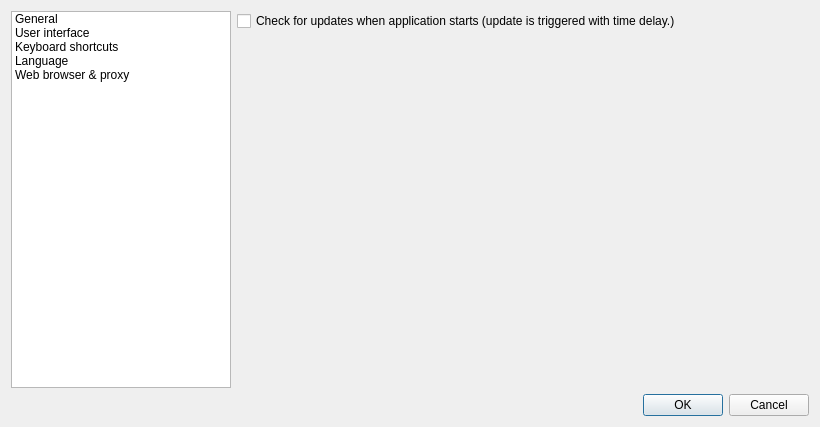
First picture: the form in src/gui/formsettings.ui, repository BuildmLearn/BuildmLearn-Toolkit, before the edit.
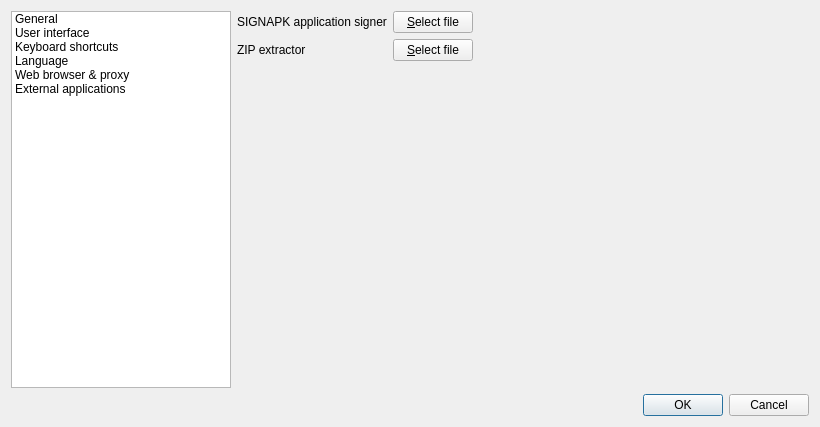
Second picture: the form after the edit. Custom widgets are drawn as their Qt base class.

Commit message: Work on external applications - signapk.

What changed in the file:
```diff
--- a/src/gui/formsettings.ui
+++ b/src/gui/formsettings.ui
@@ -68,12 +68,17 @@
        <string>Web browser &amp; proxy</string>
       </property>
      </item>
+     <item>
+      <property name="text">
+       <string>External applications</string>
+      </property>
+     </item>
     </widget>
    </item>
    <item row="0" column="1">
     <widget class="QStackedWidget" name="m_stackedSettings">
      <property name="currentIndex">
-      <number>0</number>
+      <number>5</number>
      </property>
      <widget class="QWidget" name="m_pageGeneral">
       <layout class="QFormLayout" name="formLayout_2">
@@ -617,6 +622,85 @@
        </item>
       </layout>
      </widget>
+     <widget class="QWidget" name="m_pageExternalApplications">
+      <layout class="QFormLayout" name="formLayout_3">
+       <property name="leftMargin">
+        <number>0</number>
+       </property>
+       <property name="topMargin">
+        <number>0</number>
+       </property>
+       <property name="rightMargin">
+        <number>0</number>
+       </property>
+       <property name="bottomMargin">
+        <number>0</number>
+       </property>
+       <item row="0" column="0">
+        <widget class="QLabel" name="label_7">
+         <property name="text">
+          <string>SIGNAPK application signer</string>
+         </property>
+        </widget>
+       </item>
+       <item row="0" column="1">
+        <layout class="QHBoxLayout" name="horizontalLayout_6">
+         <item>
+          <widget class="QPushButton" name="m_btnSelectSignapk">
+           <property name="text">
+            <string>&amp;Select file</string>
+           </property>
+          </widget>
+         </item>
+         <item>
+          <widget class="LabelWithStatus" name="m_lblFetchMetadata" native="true">
+           <property name="sizePolicy">
+            <sizepolicy hsizetype="Expanding" vsizetype="Preferred">
+             <horstretch>0</horstretch>
+             <verstretch>0</verstretch>
+            </sizepolicy>
+           </property>
+           <property name="layoutDirection">
+            <enum>Qt::RightToLeft</enum>
+           </property>
+           <zorder>m_btnSelectSignapk</zorder>
+          </widget>
+         </item>
+        </layout>
+       </item>
+       <item row="1" column="0">
+        <widget class="QLabel" name="label_8">
+         <property name="text">
+          <string>ZIP extractor</string>
+         </property>
+        </widget>
+       </item>
+       <item row="1" column="1">
+        <layout class="QHBoxLayout" name="horizontalLayout_9">
+         <item>
+          <widget class="QPushButton" name="m_btnSelectZip">
+           <property name="text">
+            <string>&amp;Select file</string>
+           </property>
+          </widget>
+         </item>
+         <item>
+          <widget class="LabelWithStatus" name="m_lblFetchMetadata_2" native="true">
+           <property name="sizePolicy">
+            <sizepolicy hsizetype="Expanding" vsizetype="Preferred">
+             <horstretch>0</horstretch>
+             <verstretch>0</verstretch>
+            </sizepolicy>
+           </property>
+           <property name="layoutDirection">
+            <enum>Qt::RightToLeft</enum>
+           </property>
+          </widget>
+         </item>
+        </layout>
+       </item>
+      </layout>
+     </widget>
     </widget>
    </item>
    <item row="1" column="0" colspan="2">
@@ -638,6 +722,12 @@
    <header>dynamicshortcutswidget.h</header>
    <container>1</container>
   </customwidget>
+  <customwidget>
+   <class>LabelWithStatus</class>
+   <extends>QWidget</extends>
+   <header>labelwithstatus.h</header>
+   <container>1</container>
+  </customwidget>
  </customwidgets>
  <resources/>
  <connections>
```
Left out of the diff: 4 changed lines with no effect on the pictures. The commit also changes 4 other files.
